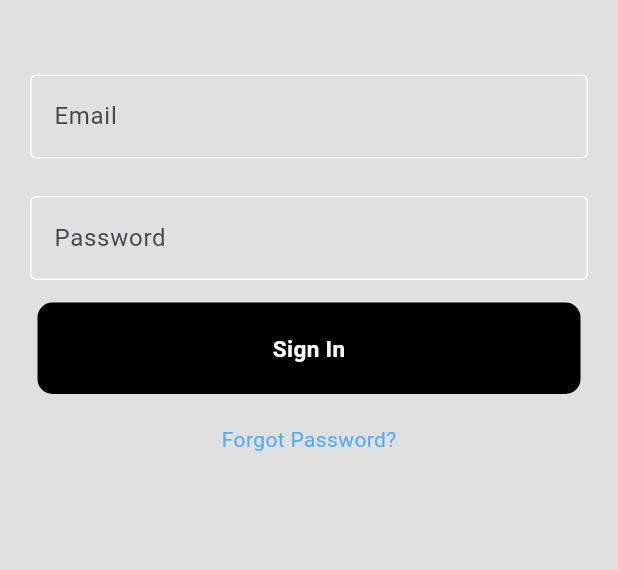
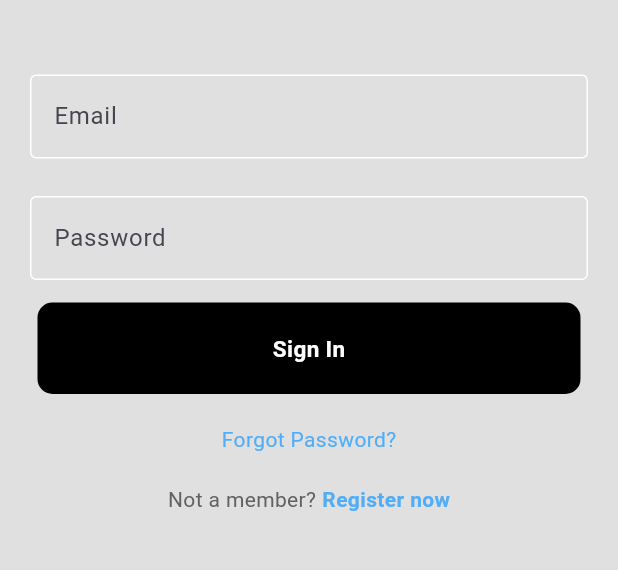
Before and after one commit to IWANDETO/Utibu, a Flutter app: the screen it shows after launch, on a phone screen of 412 x 824 dp, the part 419-989 px from its top. Run offline on Flutter 3.47's test engine with Material 3 defaults, Android fonts, the phone set to English and light mode, and no system bars.

Commit message:
Finished Login Page

```diff
--- a/utibu_mobile/lib/components/sign_in_button.dart
+++ b/utibu_mobile/lib/components/sign_in_button.dart
@@ -1,13 +1,18 @@
 import 'package:flutter/material.dart';
 
 class SignInButton extends StatelessWidget {
-  const SignInButton({super.key});
+
+  final Function()? onTap;
+
+  const SignInButton({super.key, required this.onTap});
 
   @override
   Widget build(BuildContext context) {
-    return Container(
-      padding: EdgeInsets.all(20),
-      margin: EdgeInsets.symmetric(horizontal: 25),
+    return GestureDetector(
+      onTap: onTap,
+      child: Container(
+        padding: const EdgeInsets.all(20),
+        margin: const EdgeInsets.symmetric(horizontal: 25),
         decoration: BoxDecoration(
           color: Colors.black,
           borderRadius: BorderRadius.circular(10),
@@ -22,6 +27,7 @@ class SignInButton extends StatelessWidget {
             ),
           ),
         ),
+      ),
     );
   }
 }
--- a/utibu_mobile/lib/pages/login.dart
+++ b/utibu_mobile/lib/pages/login.dart
@@ -8,6 +8,9 @@ class LoginPage extends StatelessWidget {
   // Controllers for Text Editing
   final emailController = TextEditingController();
   final passwordController = TextEditingController();
+
+  // Method to SIgn In User
+  void signUserIn() {}
 
   @override
   Widget build(BuildContext context) {
@@ -58,7 +61,9 @@ class LoginPage extends StatelessWidget {
                 const SizedBox(height: 15),
 
                 // sign in button
-                SignInButton(),
+                SignInButton(
+                  onTap: signUserIn,
+                ),
 
                 const SizedBox(height: 20),
 
@@ -68,7 +73,26 @@ class LoginPage extends StatelessWidget {
                   style: TextStyle(color: Color.fromARGB(255, 82, 173, 248)),
                   ),
 
+                const SizedBox(height: 20),
+
                 // Register user option
+                Row(
+                mainAxisAlignment: MainAxisAlignment.center,
+                children: [
+                  Text(
+                    'Not a member?',
+                    style: TextStyle(color: Colors.grey[700]),
+                  ),
+                  const SizedBox(width: 4),
+                  const Text(
+                    'Register now',
+                    style: TextStyle(
+                      color: Color.fromARGB(255, 82, 173, 248),
+                      fontWeight: FontWeight.bold,
+                    ),
+                  ),
+                ],
+                ),
               ],
             ),
           ),
```
Lines whose indentation alone changed are shown as unchanged.
